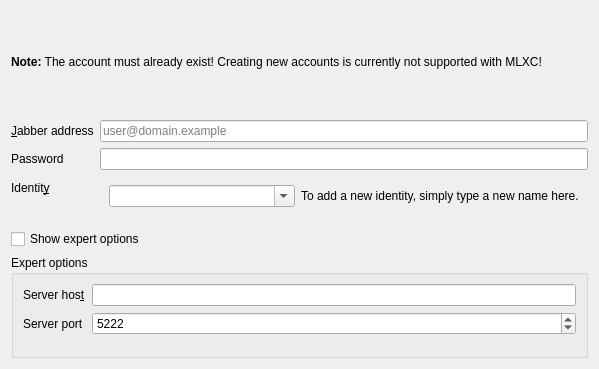
This is data/dlg_add_account_page_credentials.ui in jabbercat/jabbercat as Qt 5 draws it before an edit. The edited form follows.
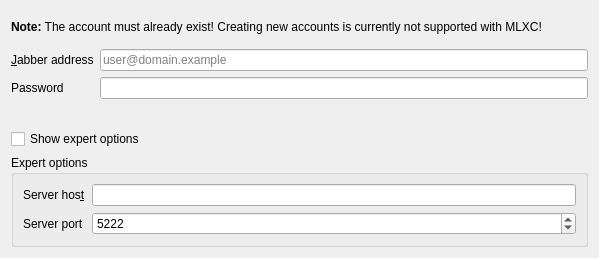
This is the edited form.

```diff
--- a/data/dlg_add_account_page_credentials.ui
+++ b/data/dlg_add_account_page_credentials.ui
@@ -7,7 +7,7 @@
     <x>0</x>
     <y>0</y>
     <width>599</width>
-    <height>369</height>
+    <height>258</height>
    </rect>
   </property>
   <property name="windowTitle">
@@ -50,46 +50,9 @@
        </property>
       </widget>
      </item>
-     <item row="2" column="0">
-      <widget class="QLabel" name="identity_label">
-       <property name="text">
-        <string>Identit&amp;y</string>
-       </property>
-       <property name="buddy">
-        <cstring>identity</cstring>
-       </property>
-      </widget>
-     </item>
      <item row="2" column="1">
       <widget class="QWidget" name="identity_group" native="true">
-       <layout class="QHBoxLayout" name="horizontalLayout_4">
-        <item>
-         <widget class="QComboBox" name="identity">
-          <property name="sizePolicy">
-           <sizepolicy hsizetype="Expanding" vsizetype="Fixed">
-            <horstretch>0</horstretch>
-            <verstretch>0</verstretch>
-           </sizepolicy>
-          </property>
-          <property name="editable">
-           <bool>true</bool>
-          </property>
-          <property name="insertPolicy">
-           <enum>QComboBox::NoInsert</enum>
-          </property>
-          <property name="minimumContentsLength">
-           <number>1</number>
-          </property>
-         </widget>
-        </item>
-        <item>
-         <widget class="QLabel" name="identity_hint_label">
-          <property name="text">
-           <string>To add a new identity, simply type a new name here.</string>
-          </property>
-         </widget>
-        </item>
-       </layout>
+       <layout class="QHBoxLayout" name="horizontalLayout_4"/>
       </widget>
      </item>
      <item row="1" column="0">
```
Left out of the diff: 1 changed line with no effect on the pictures.
